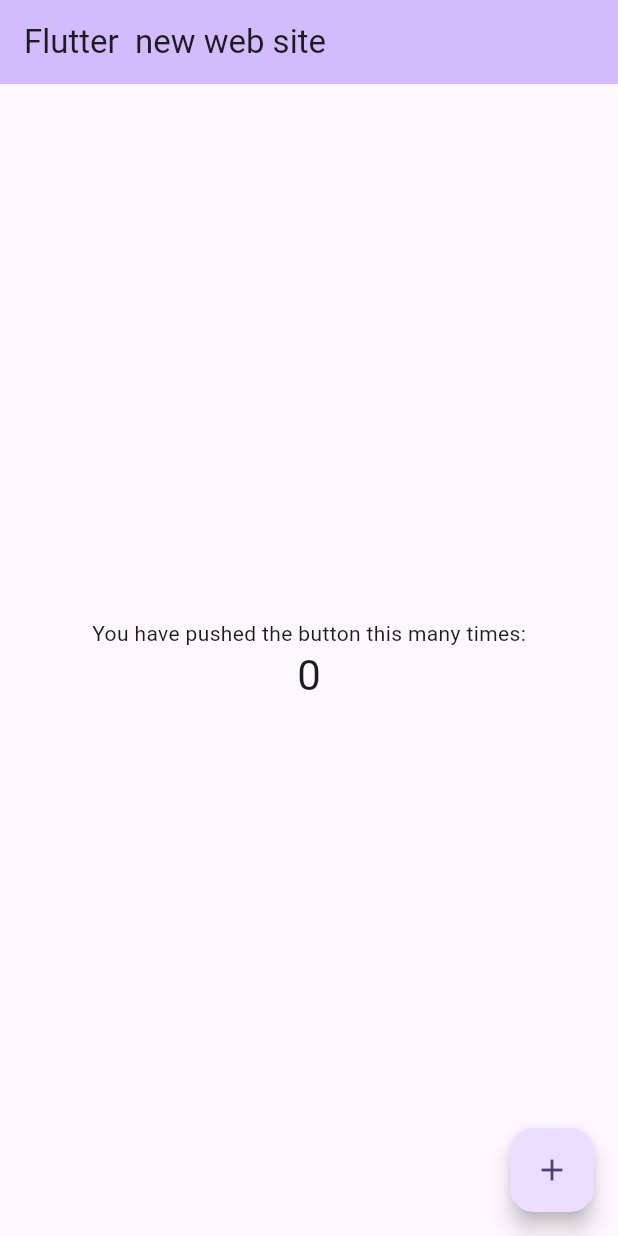
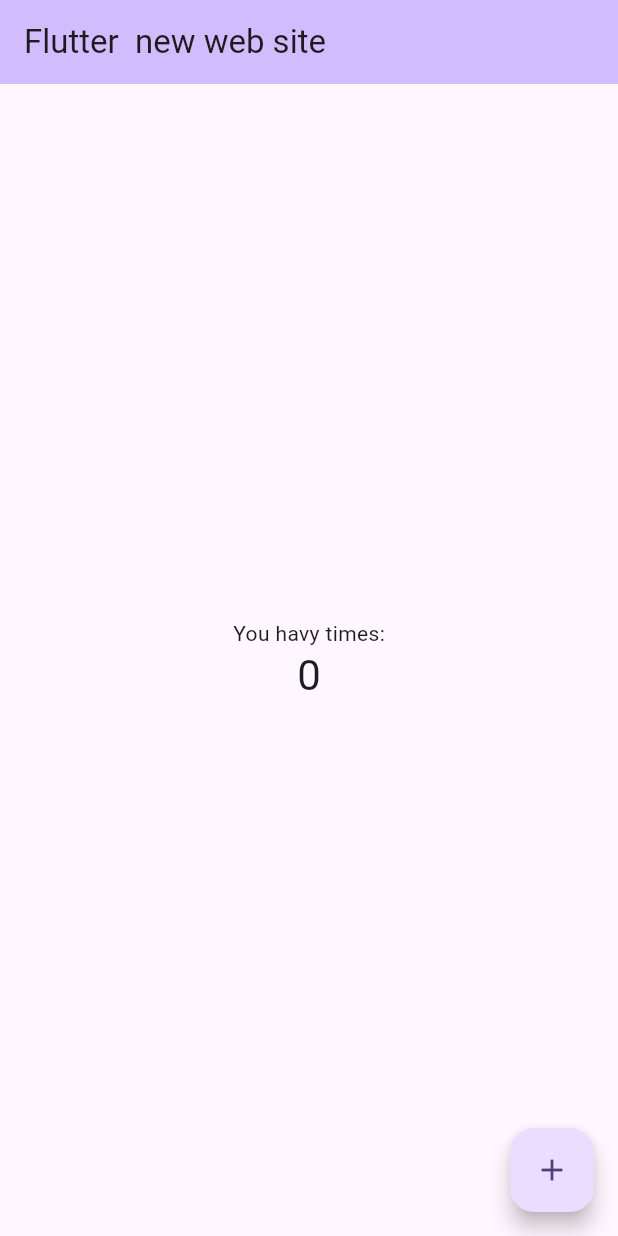
Before and after one commit to yared098/Flutter-web-ci-cd, a Flutter app: the screen it shows after launch, on a phone screen of 412 x 824 dp. Run offline on Flutter 3.47's test engine with Material 3 defaults, Android fonts, the phone set to English and light mode, and no system bars.

Commit message:
add text edit

```diff
--- a/lib/main.dart
+++ b/lib/main.dart
@@ -59,7 +59,7 @@ class _MyHomePageState extends State<MyHomePage> {
           mainAxisAlignment: MainAxisAlignment.center,
           children: <Widget>[
             const Text(
-              'You have pushed the button this many times:',
+              'You havy times:',
             ),
             Text(
               '$_counter',
```
